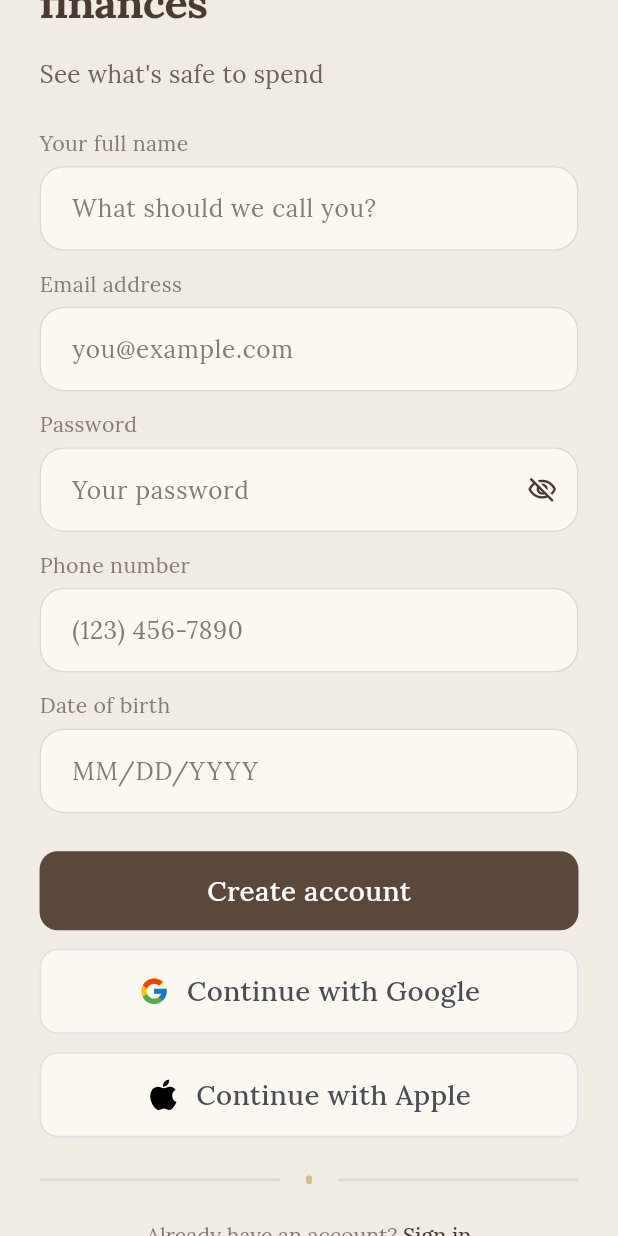
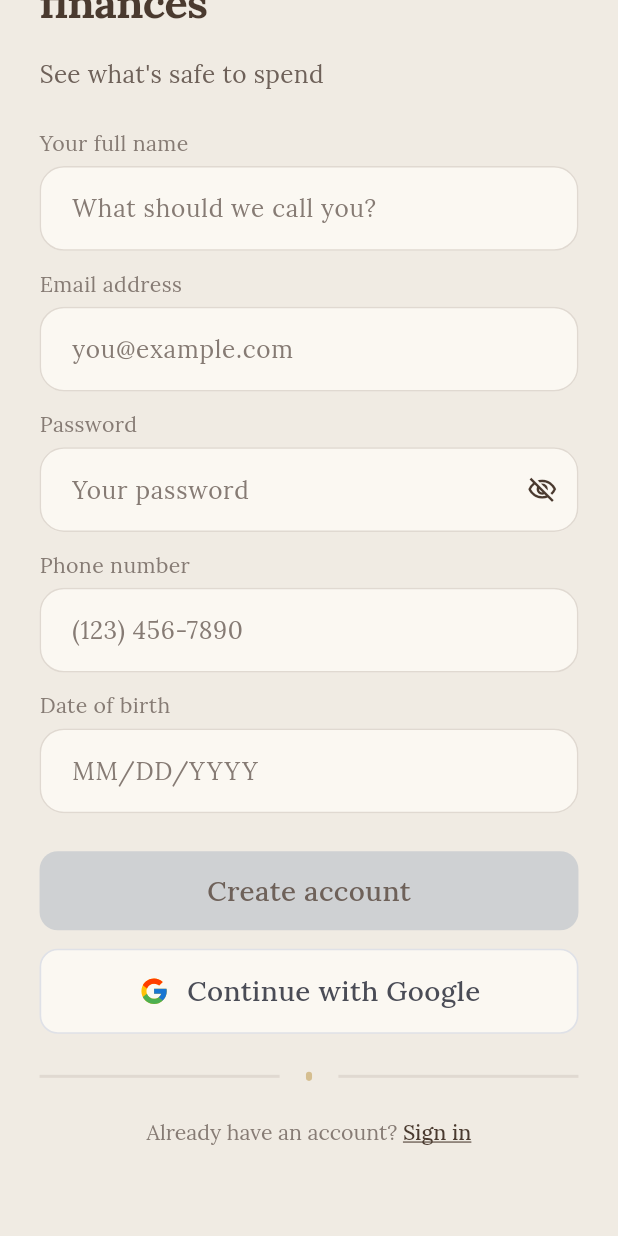
Before and after one commit to backbencherstudio/bendrummond1819_FO529642DC3C7, a Flutter app: the SignupScreen screen opened directly, scrolled down 548 dp, on a phone screen of 412 x 824 dp. Run offline on Flutter 3.47's test engine with Material 3 defaults, Android fonts, the phone set to English and light mode, and no system bars; our stand-ins replace cached_network_image, connectivity_plus, dio, firebase_auth, firebase_core, flutter_dotenv and 11 more; missing offline and left inert: purchases_flutter; accounts and stored records are empty; network calls fail.

Commit message:
fix: fix the auth screen responsive issue

```diff
--- a/lib/presentation/auth/signin/view/signin_screen.dart
+++ b/lib/presentation/auth/signin/view/signin_screen.dart
@@ -9,13 +9,13 @@ import '../../../../core/resource/constants/style_manager.dart';
 import '../../../../core/route/routes_name.dart';
 import '../../../../data/repositories/setup_repository.dart';
 import '../../../../data/sources/remote/setup_api_service.dart';
-import '../../signup/widgets/social_login_buttons.dart';
 import '../../widgets/auth_header.dart';
 import '../../widgets/auth_headline.dart';
 import '../../widgets/auth_switch_link.dart';
 import '../../widgets/labeled_form_field.dart';
 import '../../../widgets/primary_button.dart';
 import '../../mixins/social_login_mixin.dart';
+import '../../widgets/social_login_buttons.dart';
 import '../viewmodel/signin_viewmodel.dart';
 import '../widgets/cutom_divider.dart';
 
--- a/lib/presentation/auth/signup/view/signup_screen.dart
+++ b/lib/presentation/auth/signup/view/signup_screen.dart
@@ -25,6 +25,7 @@ class SignupScreen extends ConsumerStatefulWidget {
 
 class _SignupScreenState extends ConsumerState<SignupScreen>
     with KeyboardAwareScrollMixin, SocialLoginMixin {
+  final _formKey = GlobalKey<FormState>();
   final _emailController = TextEditingController();
   final _passwordController = TextEditingController();
   final _fullNameController = TextEditingController();
@@ -36,6 +37,13 @@ class _SignupScreenState extends ConsumerState<SignupScreen>
   final _phoneFocusNode = FocusNode();
   final _dobFocusNode = FocusNode();
   final _signUpButtonKey = GlobalKey();
+
+  bool get _isFormValid =>
+      _fullNameController.text.trim().isNotEmpty &&
+      _emailController.text.trim().isNotEmpty &&
+      _passwordController.text.isNotEmpty &&
+      _phoneController.text.trim().isNotEmpty &&
+      _dobController.text.trim().isNotEmpty;
 
   @override
   void initState() {
@@ -97,11 +105,22 @@ class _SignupScreenState extends ConsumerState<SignupScreen>
 
                   SizedBox(height: 25.h),
 
+                  Form(
+                    key: _formKey,
+                    autovalidateMode: AutovalidateMode.onUserInteraction,
+                    child: Column(
+                      crossAxisAlignment: CrossAxisAlignment.start,
+                      children: [
                         LabeledFormField(
                           label: "Your full name",
                           hintText: "What should we call you?",
                           controller: _fullNameController,
                           focusNode: _fullNameFocusNode,
+                          onChanged: (_) => setState(() {}),
+                          validator: (value) =>
+                              (value == null || value.trim().isEmpty)
+                              ? "Full name is required"
+                              : null,
                         ),
                         SizedBox(height: 12.h),
 
@@ -110,6 +129,19 @@ class _SignupScreenState extends ConsumerState<SignupScreen>
                           hintText: "you@example.com",
                           controller: _emailController,
                           focusNode: _emailFocusNode,
+                          onChanged: (_) => setState(() {}),
+                          validator: (value) {
+                            if (value == null || value.trim().isEmpty) {
+                              return "Email is required";
+                            }
+                            final emailRegex = RegExp(
+                              r'^[^@\s]+@[^@\s]+\.[^@\s]+$',
+                            );
+                            if (!emailRegex.hasMatch(value.trim())) {
+                              return "Enter a valid email";
+                            }
+                            return null;
+                          },
                         ),
                         SizedBox(height: 12.h),
 
@@ -119,6 +151,11 @@ class _SignupScreenState extends ConsumerState<SignupScreen>
                           controller: _passwordController,
                           isSecured: true,
                           focusNode: _passwordFocusNode,
+                          onChanged: (_) => setState(() {}),
+                          validator: (value) =>
+                              (value == null || value.isEmpty)
+                              ? "Password is required"
+                              : null,
                         ),
                         SizedBox(height: 12.h),
 
@@ -127,6 +164,11 @@ class _SignupScreenState extends ConsumerState<SignupScreen>
                           hintText: "(123) 456-7890",
                           controller: _phoneController,
                           focusNode: _phoneFocusNode,
+                          onChanged: (_) => setState(() {}),
+                          validator: (value) =>
+                              (value == null || value.trim().isEmpty)
+                              ? "Phone number is required"
+                              : null,
                         ),
                         SizedBox(height: 12.h),
 
@@ -134,6 +176,7 @@ class _SignupScreenState extends ConsumerState<SignupScreen>
                           label: "Date of birth",
                           controller: _dobController,
                           focusNode: _dobFocusNode,
+                          onChanged: (_) => setState(() {}),
                         ),
 
                         SizedBox(height: 25.h),
@@ -143,7 +186,11 @@ class _SignupScreenState extends ConsumerState<SignupScreen>
                           child: PrimaryButton(
                             title: "Create account",
                             isLoading: state.isEmailLoading,
+                            isEnabled: _isFormValid,
                             onTap: () => _handleRegister(),
+                          ),
+                        ),
+                      ],
                     ),
                   ),
 
@@ -180,6 +227,9 @@ class _SignupScreenState extends ConsumerState<SignupScreen>
   //******** Helper Methods**************
 
   Future<void> _handleRegister() async {
+    if (_formKey.currentState?.validate() != true) {
+      return;
+    }
     final success = await ref
         .read(signUpViewModelProvider.notifier)
         .register(
--- a/lib/presentation/auth/widgets/auth_headline.dart
+++ b/lib/presentation/auth/widgets/auth_headline.dart
@@ -25,7 +25,7 @@ class AuthHeadline extends StatelessWidget {
           style:
               (titleStyle ??
                       getBoldStyle24(
-                        fontSize: 28.sp,
+                        fontSize: (28.sp).clamp(28.0, 34.0),
                         color: ColorManager.brown,
                       ))
                   .copyWith(letterSpacing: -0.5),
--- a/lib/presentation/auth/widgets/date_of_birth_field.dart
+++ b/lib/presentation/auth/widgets/date_of_birth_field.dart
@@ -11,6 +11,7 @@ class DateOfBirthField extends StatelessWidget {
   final DateTime? firstDate;
   final DateTime? lastDate;
   final String? Function(String?)? validator;
+  final void Function(String)? onChanged;
 
   const DateOfBirthField({
     super.key,
@@ -22,6 +23,7 @@ class DateOfBirthField extends StatelessWidget {
     this.firstDate,
     this.lastDate,
     this.validator,
+    this.onChanged,
   });
 
   Future<void> _selectDate(BuildContext context) async {
@@ -33,6 +35,7 @@ class DateOfBirthField extends StatelessWidget {
     );
     if (picked != null) {
       controller.text = "${picked.day}/${picked.month}/${picked.year}";
+      onChanged?.call(controller.text);
     }
   }
 
@@ -50,6 +53,7 @@ class DateOfBirthField extends StatelessWidget {
           (value) => (value == null || value.isEmpty)
               ? "Please select your date of birth"
               : null,
+      onChanged: onChanged,
     );
   }
 }
--- a/lib/presentation/auth/widgets/labeled_form_field.dart
+++ b/lib/presentation/auth/widgets/labeled_form_field.dart
@@ -14,6 +14,7 @@ class LabeledFormField extends StatelessWidget {
   final VoidCallback? onTap;
   final String? Function(String?)? validator;
   final Widget? trailing;
+  final void Function(String)? onChanged;
 
   const LabeledFormField({
     super.key,
@@ -26,6 +27,7 @@ class LabeledFormField extends StatelessWidget {
     this.onTap,
     this.validator,
     this.trailing,
+    this.onChanged,
   });
 
   @override
@@ -58,6 +60,7 @@ class LabeledFormField extends StatelessWidget {
           readOnly: readOnly,
           onTap: onTap,
           validator: validator,
+          onChanged: onChanged,
         ),
       ],
     );
--- a/lib/presentation/auth/widgets/social_login_buttons.dart
+++ b/lib/presentation/auth/widgets/social_login_buttons.dart
@@ -1,3 +1,5 @@
+import 'dart:io';
+
 import 'package:bendrummond1819_fo529642dc3c7/core/resource/constants/icon_manager.dart';
 import 'package:bendrummond1819_fo529642dc3c7/presentation/widgets/outline_button.dart';
 import 'package:flutter/material.dart';
@@ -30,7 +32,7 @@ class SocialLoginButtons extends StatelessWidget {
           isLoading: isGoogleLoading,
           onTap: onGoogleTap,
         ),
-        if (showApple && onAppleTap != null) ...[
+        if (Platform.isIOS && showApple && onAppleTap != null) ...[
           SizedBox(height: 12.h),
           CustomOutlinedButton(
             title: "Continue with Apple",
--- a/lib/presentation/widgets/custom_logo_text.dart
+++ b/lib/presentation/widgets/custom_logo_text.dart
@@ -9,7 +9,7 @@ Widget customLogoText() {
     "STABILITY",
     style: getSemiBoldStyle22(
       color: ColorManager.brown500,
-      fontSize: 24.sp
+      fontSize: (24.sp).clamp(24.0, 34.0),
     ).copyWith(letterSpacing: 6),
   );
 }
--- a/lib/presentation/widgets/outline_button.dart
+++ b/lib/presentation/widgets/outline_button.dart
@@ -29,7 +29,7 @@ class CustomOutlinedButton extends StatelessWidget {
       color: Colors.transparent,
       child: InkWell(
         onTap: isLoading ? null : onTap,
-        borderRadius: BorderRadius.circular(12.r),
+        borderRadius: BorderRadius.circular(12),
         child: Container(
           width: double.infinity,
           height: 56.h,
@@ -63,7 +63,9 @@ class CustomOutlinedButton extends StatelessWidget {
                           color: color ?? ColorManager.grayBlack400,
                         ),
                       )
-                    : Text(
+                    : FittedBox(
+                        fit: BoxFit.scaleDown,
+                        child: Text(
                           title,
                           maxLines: 1,
                           overflow: TextOverflow.ellipsis,
@@ -76,6 +78,7 @@ class CustomOutlinedButton extends StatelessWidget {
                               ),
                         ),
                       ),
+              ),
             ],
           ),
         ),
--- a/lib/presentation/widgets/primary_button.dart
+++ b/lib/presentation/widgets/primary_button.dart
@@ -15,6 +15,7 @@ class PrimaryButton extends StatelessWidget {
   final Border? border;
   final bool isLoading;
   final bool isActive;
+  final bool isEnabled;
 
   const PrimaryButton({
     super.key,
@@ -29,19 +30,24 @@ class PrimaryButton extends StatelessWidget {
     this.border,
     this.isLoading = false,
     this.isActive = false,
+    this.isEnabled = true,
   });
 
   @override
   Widget build(BuildContext context) {
     return GestureDetector(
-      onTap: isLoading ? null : onTap,
+      onTap: (isLoading || !isEnabled) ? null : onTap,
       child: Container(
         width: width ?? double.infinity,
         height: height ?? 52.h,
         padding: padding ?? EdgeInsets.symmetric(horizontal: 16.w),
         decoration: BoxDecoration(
           borderRadius: BorderRadius.circular(borderRadius ?? 12.r),
-          color: isActive ? Color(0xFFFBF8F2) : ColorManager.primaryButton,
+          color: isActive
+              ? Color(0xFFFBF8F2)
+              : isEnabled
+              ? containerColor ?? ColorManager.primaryButton
+              : ColorManager.greyColor,
           border: border ?? Border.all(color: ColorManager.transparentColor),
         ),
         child: Center(
@@ -61,7 +67,9 @@ class PrimaryButton extends StatelessWidget {
                     style:
                         textStyle ??
                         getRegularStyle20_500(
-                          color: ColorManager.whiteColor,
+                          color: isEnabled
+                              ? ColorManager.whiteColor
+                              : ColorManager.brown400,
                           fontSize: 18.sp,
                         ),
                   ),
```
Lines whose indentation alone changed are shown as unchanged.
